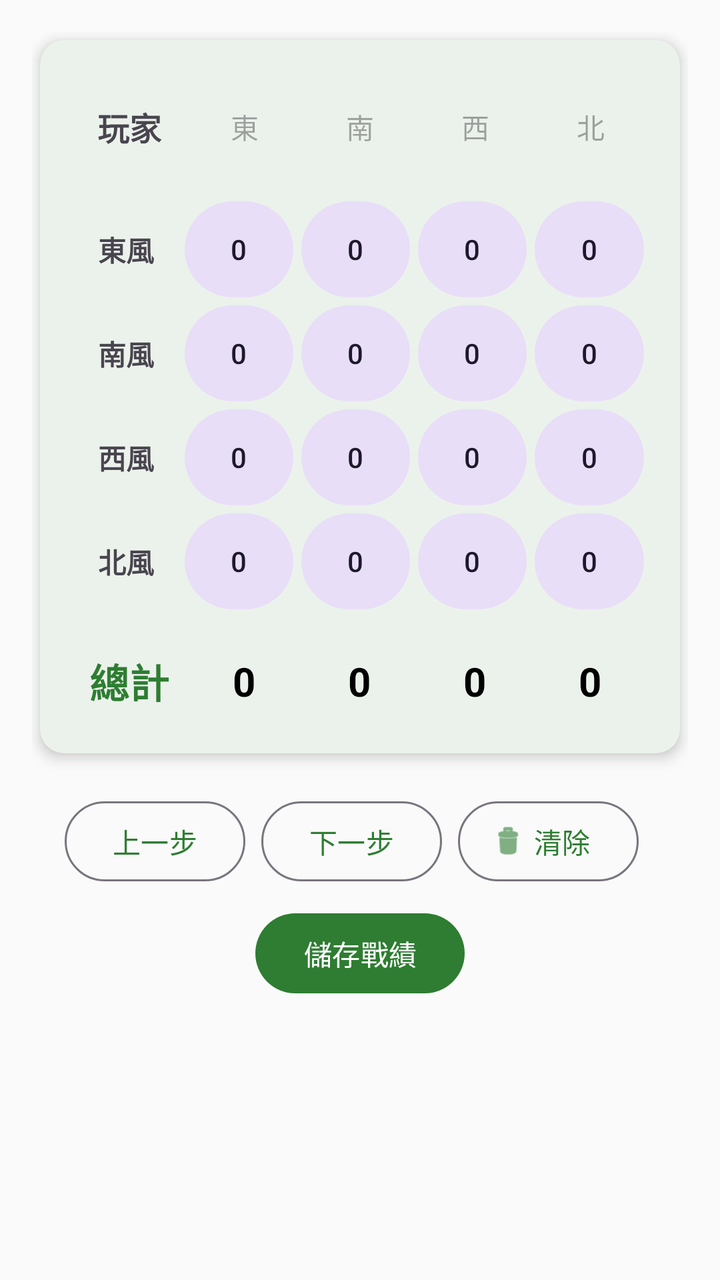
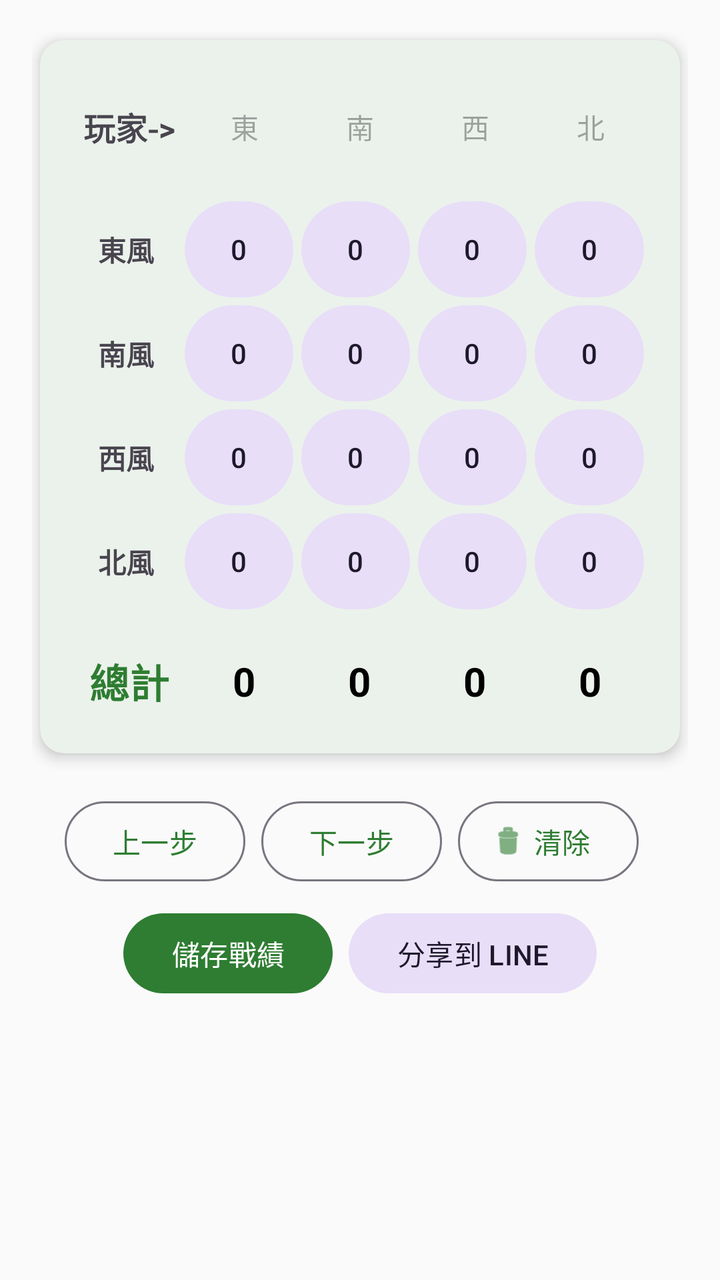

Two renders of the same Android screen: before a commit and after it. Below are the layout's source before the change and the commit's diff.
<!-- AndroidManifest.xml: application theme Theme.MahjongScroeBoard -->
<!-- res/layout/fragment_first.xml -->
<?xml version="1.0" encoding="utf-8"?>
<androidx.core.widget.NestedScrollView xmlns:android="http://schemas.android.com/apk/res/android"
    xmlns:app="http://schemas.android.com/apk/res-auto"
    xmlns:tools="http://schemas.android.com/tools"
    android:layout_width="match_parent"
    android:layout_height="match_parent"
    android:background="?android:colorBackground"
    android:fillViewport="true"
    tools:context=".FirstFragment">

    <LinearLayout
        android:layout_width="match_parent"
        android:layout_height="wrap_content"
        android:orientation="vertical"
        android:padding="16dp"
        android:gravity="center_horizontal">

        <com.google.android.material.card.MaterialCardView
            android:layout_width="match_parent"
            android:layout_height="wrap_content"
            android:layout_margin="4dp"
            app:cardCornerRadius="12dp"
            app:cardElevation="4dp"
            app:strokeWidth="0dp">

            <LinearLayout
                android:layout_width="match_parent"
                android:layout_height="wrap_content"
                android:orientation="vertical"
                android:padding="16dp">

                
                <LinearLayout
                    android:layout_width="match_parent"
                    android:layout_height="wrap_content"
                    android:orientation="horizontal"
                    android:gravity="center_vertical"
                    android:baselineAligned="false">

                    <TextView
                        android:id="@+id/textview_1_1"
                        android:layout_width="0dp"
                        android:layout_height="wrap_content"
                        android:layout_weight="1"
                        android:text="玩家"
                        android:textSize="16sp"
                        android:textStyle="bold"
                        android:gravity="center"/>

                    <com.google.android.material.textfield.TextInputLayout
                        android:layout_width="0dp"
                        android:layout_height="wrap_content"
                        android:layout_weight="1"
                        app:boxBackgroundMode="none"
                        app:hintEnabled="false">
                        <com.google.android.material.textfield.TextInputEditText
                            android:id="@+id/edittext_player1"
                            android:layout_width="match_parent"
                            android:layout_height="wrap_content"
                            android:textAlignment="center"
                            android:textSize="14sp"
                            android:textColor="@color/black"
                            android:hint="東"
                            android:background="@null"/>
                    </com.google.android.material.textfield.TextInputLayout>

                    <com.google.android.material.textfield.TextInputLayout
                        android:layout_width="0dp"
                        android:layout_height="wrap_content"
                        android:layout_weight="1"
                        app:boxBackgroundMode="none"
                        app:hintEnabled="false">
                        <com.google.android.material.textfield.TextInputEditText
                            android:id="@+id/edittext_player2"
                            android:layout_width="match_parent"
                            android:layout_height="wrap_content"
                            android:textAlignment="center"
                            android:textSize="14sp"
                            android:textColor="@color/black"
                            android:hint="南"
                            android:background="@null"/>
                    </com.google.android.material.textfield.TextInputLayout>

                    <com.google.android.material.textfield.TextInputLayout
                        android:layout_width="0dp"
                        android:layout_height="wrap_content"
                        android:layout_weight="1"
                        app:boxBackgroundMode="none"
                        app:hintEnabled="false">
                        <com.google.android.material.textfield.TextInputEditText
                            android:id="@+id/edittext_player3"
                            android:layout_width="match_parent"
                            android:layout_height="wrap_content"
                            android:textAlignment="center"
                            android:textSize="14sp"
                            android:textColor="@color/black"
                            android:hint="西"
                            android:background="@null"/>
                    </com.google.android.material.textfield.TextInputLayout>

                    <com.google.android.material.textfield.TextInputLayout
                        android:layout_width="0dp"
                        android:layout_height="wrap_content"
                        android:layout_weight="1"
                        app:boxBackgroundMode="none"
                        app:hintEnabled="false">
                        <com.google.android.material.textfield.TextInputEditText
                            android:id="@+id/edittext_player4"
                            android:layout_width="match_parent"
                            android:layout_height="wrap_content"
                            android:textAlignment="center"
                            android:textSize="14sp"
                            android:textColor="@color/black"
                            android:hint="北"
                            android:background="@null"/>
                    </com.google.android.material.textfield.TextInputLayout>
                </LinearLayout>

                
                <LinearLayout
                    android:layout_width="match_parent"
                    android:layout_height="wrap_content"
                    android:orientation="horizontal"
                    android:gravity="center_vertical"
                    android:layout_marginTop="8dp">

                    <TextView android:id="@+id/textview_2_1" android:text="東風" android:textSize="14sp" android:textStyle="bold" android:gravity="center" android:layout_width="0dp" android:layout_weight="1" android:layout_height="wrap_content"/>
                    <Button android:id="@+id/button_2_2" android:text="0" style="@style/Widget.Material3.Button.TonalButton" android:layout_width="0dp" android:layout_weight="1" android:layout_height="wrap_content" android:layout_margin="2dp" android:padding="0dp" android:insetTop="0dp" android:insetBottom="0dp"/>
                    <Button android:id="@+id/button_2_3" android:text="0" style="@style/Widget.Material3.Button.TonalButton" android:layout_width="0dp" android:layout_weight="1" android:layout_height="wrap_content" android:layout_margin="2dp" android:padding="0dp" android:insetTop="0dp" android:insetBottom="0dp"/>
                    <Button android:id="@+id/button_2_4" android:text="0" style="@style/Widget.Material3.Button.TonalButton" android:layout_width="0dp" android:layout_weight="1" android:layout_height="wrap_content" android:layout_margin="2dp" android:padding="0dp" android:insetTop="0dp" android:insetBottom="0dp"/>
                    <Button android:id="@+id/button_2_5" android:text="0" style="@style/Widget.Material3.Button.TonalButton" android:layout_width="0dp" android:layout_weight="1" android:layout_height="wrap_content" android:layout_margin="2dp" android:padding="0dp" android:insetTop="0dp" android:insetBottom="0dp"/>
                </LinearLayout>

                
                <LinearLayout
                    android:layout_width="match_parent"
                    android:layout_height="wrap_content"
                    android:orientation="horizontal"
                    android:gravity="center_vertical">

                    <TextView android:id="@+id/textview_3_1" android:text="南風" android:textSize="14sp" android:textStyle="bold" android:gravity="center" android:layout_width="0dp" android:layout_weight="1" android:layout_height="wrap_content"/>
                    <Button android:id="@+id/button_3_2" android:text="0" style="@style/Widget.Material3.Button.TonalButton" android:layout_width="0dp" android:layout_weight="1" android:layout_height="wrap_content" android:layout_margin="2dp" android:padding="0dp" android:insetTop="0dp" android:insetBottom="0dp"/>
                    <Button android:id="@+id/button_3_3" android:text="0" style="@style/Widget.Material3.Button.TonalButton" android:layout_width="0dp" android:layout_weight="1" android:layout_height="wrap_content" android:layout_margin="2dp" android:padding="0dp" android:insetTop="0dp" android:insetBottom="0dp"/>
                    <Button android:id="@+id/button_3_4" android:text="0" style="@style/Widget.Material3.Button.TonalButton" android:layout_width="0dp" android:layout_weight="1" android:layout_height="wrap_content" android:layout_margin="2dp" android:padding="0dp" android:insetTop="0dp" android:insetBottom="0dp"/>
                    <Button android:id="@+id/button_3_5" android:text="0" style="@style/Widget.Material3.Button.TonalButton" android:layout_width="0dp" android:layout_weight="1" android:layout_height="wrap_content" android:layout_margin="2dp" android:padding="0dp" android:insetTop="0dp" android:insetBottom="0dp"/>
                </LinearLayout>

                
                <LinearLayout
                    android:layout_width="match_parent"
                    android:layout_height="wrap_content"
                    android:orientation="horizontal"
                    android:gravity="center_vertical">
                    <TextView android:id="@+id/textview_4_1" android:text="西風" android:textSize="14sp" android:textStyle="bold" android:gravity="center" android:layout_width="0dp" android:layout_weight="1" android:layout_height="wrap_content"/>
                    <Button android:id="@+id/button_4_2" android:text="0" style="@style/Widget.Material3.Button.TonalButton" android:layout_width="0dp" android:layout_weight="1" android:layout_height="wrap_content" android:layout_margin="2dp" android:padding="0dp" android:insetTop="0dp" android:insetBottom="0dp"/>
                    <Button android:id="@+id/button_4_3" android:text="0" style="@style/Widget.Material3.Button.TonalButton" android:layout_width="0dp" android:layout_weight="1" android:layout_height="wrap_content" android:layout_margin="2dp" android:padding="0dp" android:insetTop="0dp" android:insetBottom="0dp"/>
                    <Button android:id="@+id/button_4_4" android:text="0" style="@style/Widget.Material3.Button.TonalButton" android:layout_width="0dp" android:layout_weight="1" android:layout_height="wrap_content" android:layout_margin="2dp" android:padding="0dp" android:insetTop="0dp" android:insetBottom="0dp"/>
                    <Button android:id="@+id/button_4_5" android:text="0" style="@style/Widget.Material3.Button.TonalButton" android:layout_width="0dp" android:layout_weight="1" android:layout_height="wrap_content" android:layout_margin="2dp" android:padding="0dp" android:insetTop="0dp" android:insetBottom="0dp"/>
                </LinearLayout>

                
                <LinearLayout
                    android:layout_width="match_parent"
                    android:layout_height="wrap_content"
                    android:orientation="horizontal"
                    android:gravity="center_vertical">
                    <TextView android:id="@+id/textview_5_1" android:text="北風" android:textSize="14sp" android:textStyle="bold" android:gravity="center" android:layout_width="0dp" android:layout_weight="1" android:layout_height="wrap_content"/>
                    <Button android:id="@+id/button_5_2" android:text="0" style="@style/Widget.Material3.Button.TonalButton" android:layout_width="0dp" android:layout_weight="1" android:layout_height="wrap_content" android:layout_margin="2dp" android:padding="0dp" android:insetTop="0dp" android:insetBottom="0dp"/>
                    <Button android:id="@+id/button_5_3" android:text="0" style="@style/Widget.Material3.Button.TonalButton" android:layout_width="0dp" android:layout_weight="1" android:layout_height="wrap_content" android:layout_margin="2dp" android:padding="0dp" android:insetTop="0dp" android:insetBottom="0dp"/>
                    <Button android:id="@+id/button_5_4" android:text="0" style="@style/Widget.Material3.Button.TonalButton" android:layout_width="0dp" android:layout_weight="1" android:layout_height="wrap_content" android:layout_margin="2dp" android:padding="0dp" android:insetTop="0dp" android:insetBottom="0dp"/>
                    <Button android:id="@+id/button_5_5" android:text="0" style="@style/Widget.Material3.Button.TonalButton" android:layout_width="0dp" android:layout_weight="1" android:layout_height="wrap_content" android:layout_margin="2dp" android:padding="0dp" android:insetTop="0dp" android:insetBottom="0dp"/>
                </LinearLayout>

                
                <LinearLayout
                    android:baselineAligned="false"
                    android:layout_width="match_parent"
                    android:layout_height="40sp"
                    android:orientation="horizontal"
                    android:gravity="center_vertical"
                    android:layout_marginTop="14dp">

                    <TextView android:id="@+id/textview_6_1" android:text="總計" android:textSize="20sp" android:textStyle="bold" android:textColor="?attr/colorPrimary" android:gravity="center" android:layout_width="0dp" android:layout_weight="1" android:layout_height="wrap_content"/>
                    <TextView android:id="@+id/total_2" android:text="0" android:textSize="20sp" android:textStyle="bold" android:textAlignment="center" android:textColor="@color/black" android:layout_width="0dp" android:layout_weight="1" android:layout_height="40sp" android:gravity="center"/>
                    <TextView android:id="@+id/total_3" android:text="0" android:textSize="20sp" android:textStyle="bold" android:textAlignment="center" android:textColor="@color/black" android:layout_width="0dp" android:layout_weight="1" android:layout_height="40sp" android:gravity="center"/>
                    <TextView android:id="@+id/total_4" android:text="0" android:textSize="20sp" android:textStyle="bold" android:textAlignment="center" android:textColor="@color/black" android:layout_width="0dp" android:layout_weight="1" android:layout_height="40sp" android:gravity="center"/>
                    <TextView android:id="@+id/total_5" android:text="0" android:textSize="20sp" android:textStyle="bold" android:textAlignment="center" android:textColor="@color/black" android:layout_width="0dp" android:layout_weight="1" android:layout_height="40sp" android:gravity="center"/>
                </LinearLayout>

            </LinearLayout>
        </com.google.android.material.card.MaterialCardView>

        <LinearLayout
            android:layout_width="match_parent"
            android:layout_height="wrap_content"
            android:orientation="horizontal"
            android:gravity="center"
            android:layout_marginTop="16dp">

            <Button
                android:id="@+id/undo_button"
                android:layout_width="wrap_content"
                android:layout_height="wrap_content"
                android:text="上一步"
                style="@style/Widget.Material3.Button.OutlinedButton"
                android:layout_marginEnd="8dp"/>

            <Button
                android:id="@+id/redo_button"
                android:layout_width="wrap_content"
                android:layout_height="wrap_content"
                android:text="下一步"
                style="@style/Widget.Material3.Button.OutlinedButton"
                android:layout_marginEnd="8dp"/>

            <Button
                android:id="@+id/clear_button"
                android:layout_width="wrap_content"
                android:layout_height="wrap_content"
                android:text="清除"
                style="@style/Widget.Material3.Button.OutlinedButton.Icon"
                app:icon="@android:drawable/ic_menu_delete"
                 android:layout_marginEnd="8dp"/>
        </LinearLayout>

        <LinearLayout
             android:layout_width="match_parent"
             android:layout_height="wrap_content"
             android:orientation="horizontal"
             android:gravity="center"
             android:layout_marginTop="8dp">

            <Button
                android:id="@+id/save_button"
                android:layout_width="wrap_content"
                android:layout_height="wrap_content"
                android:text="儲存戰績"
                style="@style/Widget.Material3.Button"/>
         </LinearLayout>

    </LinearLayout>
</androidx.core.widget.NestedScrollView>
<!-- resources referenced by this layout -->
<resources>
  <color name="black">#FF000000</color>
  <style name="Theme.MahjongScroeBoard" parent="Base.Theme.MahjongScroeBoard" />
  <style name="Base.Theme.MahjongScroeBoard" parent="Theme.Material3.DayNight.NoActionBar">
          
          <item name="colorPrimary">@color/green_primary</item>
          <item name="colorPrimaryVariant">@color/green_dark</item>
          <item name="colorOnPrimary">@color/white</item>
          
          <item name="colorSecondary">@color/gold_accent</item>
          <item name="colorSecondaryVariant">@color/gold_dark</item>
          <item name="colorOnSecondary">@color/black</item>
          
          <item name="android:colorBackground">@color/surface_cream</item>
          <item name="colorSurface">@color/surface_card</item>
          <item name="colorOnSurface">@color/text_primary</item>
          <item name="colorError">@color/red_error</item>
          
          <item name="android:windowLightStatusBar">true</item>
          <item name="android:statusBarColor">@color/surface_cream</item>
      </style>
  <color name="green_primary">#2E7D32</color>
  <color name="green_dark">#1B5E20</color>
  <color name="white">#FFFFFFFF</color>
  <color name="gold_accent">#FFD000</color>
  <color name="gold_dark">#FBC02D</color>
  <color name="surface_cream">#FAFAFA</color>
  <color name="surface_card">#FFFFFF</color>
  <color name="text_primary">#212121</color>
  <color name="red_error">#B00020</color>
</resources>

<!-- the commit's change to res/layout/fragment_first.xml (unified diff, before → after) -->
@@ -16,6 +16,7 @@
         android:gravity="center_horizontal">
 
         <com.google.android.material.card.MaterialCardView
+            android:id="@+id/score_card"
             android:layout_width="match_parent"
             android:layout_height="wrap_content"
             android:layout_margin="4dp"
@@ -42,7 +43,7 @@
                         android:layout_width="0dp"
                         android:layout_height="wrap_content"
                         android:layout_weight="1"
-                        android:text="玩家"
+                        android:text="玩家->"
                         android:textSize="16sp"
                         android:textStyle="bold"
                         android:gravity="center"/>
@@ -235,7 +236,15 @@
                 android:layout_width="wrap_content"
                 android:layout_height="wrap_content"
                 android:text="儲存戰績"
-                style="@style/Widget.Material3.Button"/>
+                style="@style/Widget.Material3.Button"
+                android:layout_marginEnd="8dp"/>
+
+            <Button
+                android:id="@+id/share_line_button"
+                android:layout_width="wrap_content"
+                android:layout_height="wrap_content"
+                android:text="@string/share_to_line"
+                style="@style/Widget.Material3.Button.TonalButton"/>
          </LinearLayout>
 
     </LinearLayout>
<!-- resource entries referenced after the edit -->
@@ -1,6 +1,7 @@
 <!-- resources referenced by this layout -->
 <resources>
   <color name="black">#FF000000</color>
+  <string name="share_to_line">分享到 LINE</string>
   <style name="Theme.MahjongScroeBoard" parent="Base.Theme.MahjongScroeBoard" />
   <style name="Base.Theme.MahjongScroeBoard" parent="Theme.Material3.DayNight.NoActionBar">
           
